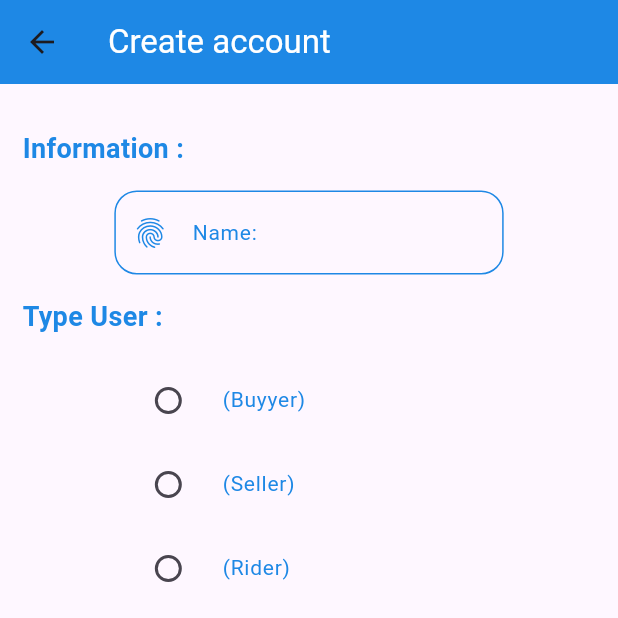
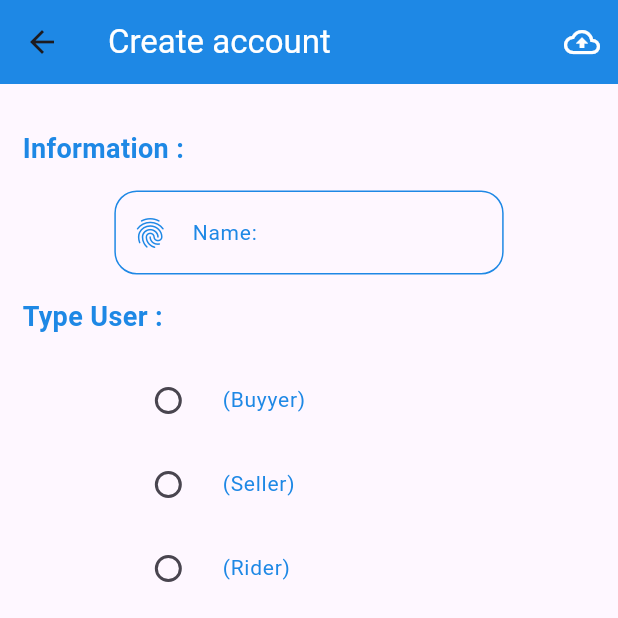
Before and after one commit to TonAndToon/Blogger, a Flutter app: the CreateAccount screen opened by its route, on a phone screen of 412 x 824 dp, the top half of it. Run offline on Flutter 3.47's test engine with Material 3 defaults, Android fonts, the phone set to English and light mode, and no system bars; our stand-ins replace geolocator, google_maps_flutter, image_picker; Roboto replaces fonts that are missing (NotoSanLaos).

Commit message:
ui create account api key by google cloud and varidate 20250609 0515PM

```diff
--- a/lib/states/create_account.dart
+++ b/lib/states/create_account.dart
@@ -7,6 +7,7 @@ import 'package:blogger/widgets/show_progess.dart';
 import 'package:blogger/widgets/show_title.dart';
 import 'package:flutter/material.dart';
 import 'package:geolocator/geolocator.dart';
+import 'package:google_maps_flutter/google_maps_flutter.dart';
 import 'package:image_picker/image_picker.dart';
 
 class CreateAccount extends StatefulWidget {
@@ -20,6 +21,7 @@ class _CreateAccountState extends State<CreateAccount> {
   String? typeUser;
   File? file;
   double? lat, lng;
+  final formKey = GlobalKey<FormState>();
 
   @override
   void initState() {
@@ -92,6 +94,11 @@ class _CreateAccountState extends State<CreateAccount> {
         Container(
           width: size * 0.63,
           child: TextFormField(
+            validator: (value) {
+              if (value!.isEmpty) {
+                return 'Plaese fill name';
+              } else {}
+            },
             decoration: InputDecoration(
               labelText: 'Name:',
               labelStyle: MyContant().h3StyleP(),
@@ -128,6 +135,11 @@ class _CreateAccountState extends State<CreateAccount> {
           width: size * 0.63,
           margin: EdgeInsets.symmetric(vertical: 8),
           child: TextFormField(
+            validator: (value) {
+              if (value!.isEmpty) {
+                return 'Plaese fill address';
+              } else {}
+            },
             maxLines: 3,
             decoration: InputDecoration(
               hintText: 'Address :',
@@ -168,6 +180,11 @@ class _CreateAccountState extends State<CreateAccount> {
           width: size * 0.63,
           margin: EdgeInsets.symmetric(vertical: 8),
           child: TextFormField(
+            validator: (value) {
+              if (value!.isEmpty) {
+                return 'Plaese fill phonenumber';
+              } else {}
+            },
             maxLines: 1,
             decoration: InputDecoration(
               hintText: 'Phone :',
@@ -205,6 +222,11 @@ class _CreateAccountState extends State<CreateAccount> {
           width: size * 0.63,
           margin: EdgeInsets.symmetric(vertical: 8),
           child: TextFormField(
+            validator: (value) {
+              if (value!.isEmpty) {
+                return 'Plaese fill user';
+              } else {}
+            },
             maxLines: 1,
             decoration: InputDecoration(
               hintText: 'User :',
@@ -242,6 +264,11 @@ class _CreateAccountState extends State<CreateAccount> {
           width: size * 0.63,
           margin: EdgeInsets.symmetric(vertical: 8),
           child: TextFormField(
+            validator: (value) {
+              if (value!.isEmpty) {
+                return 'Plaese fill password';
+              } else {}
+            },
             maxLines: 1,
             decoration: InputDecoration(
               hintText: 'Password :',
@@ -276,6 +303,17 @@ class _CreateAccountState extends State<CreateAccount> {
     double size = MediaQuery.of(context).size.width;
     return Scaffold(
       appBar: AppBar(
+        actions: [
+          IconButton(
+            onPressed: () {
+              if (formKey.currentState!.validate()) {}
+            },
+            icon: Icon(
+              Icons.cloud_upload_outlined,
+              color: MyContant.whColor,
+            ),
+          ),
+        ],
         backgroundColor: MyContant.primaryColor,
         title: Text(
           'Create account',
@@ -284,6 +322,8 @@ class _CreateAccountState extends State<CreateAccount> {
       ),
       body: GestureDetector(
         onTap: () => FocusScope.of(context).requestFocus(FocusNode()),
+        child: Form(
+          key: formKey,
           child: ListView(
             padding: EdgeInsets.all(15),
             children: [
@@ -306,13 +346,32 @@ class _CreateAccountState extends State<CreateAccount> {
             ],
           ),
         ),
+      ),
     );
   }
 
+  Set<Marker> setMarker() => <Marker>[
+        Marker(
+          markerId: MarkerId('id'),
+          position: LatLng(lat!, lng!),
+          infoWindow:
+              InfoWindow(title: 'You here', snippet: 'Lat = $lat, Lng = $lng'),
+        ),
+      ].toSet();
+
   Widget buildMap() => Container(
         width: double.infinity,
-        height: 200,
-        child: lat == null ? ShowProgess() : Text('Lat = $lat, Lng = $lng'),
+        height: 326,
+        child: lat == null
+            ? ShowProgess()
+            : GoogleMap(
+                initialCameraPosition: CameraPosition(
+                  target: LatLng(lat!, lng!),
+                  zoom: 16,
+                ),
+                onMapCreated: (controller) {},
+                markers: setMarker(),
+              ),
       );
 
   Future<Null> chooseImage(ImageSource source) async {
--- a/pubspec.yaml
+++ b/pubspec.yaml
@@ -36,6 +36,7 @@ dependencies:
   cupertino_icons: ^1.0.8
   image_picker: ^1.1.2
   geolocator: ^13.0.2
+  google_maps_flutter: ^2.12.2
 
 dev_dependencies:
   flutter_test:
```
Also changed, not shown: pubspec.lock, 1 other file. Lines whose indentation alone changed are shown as unchanged.
